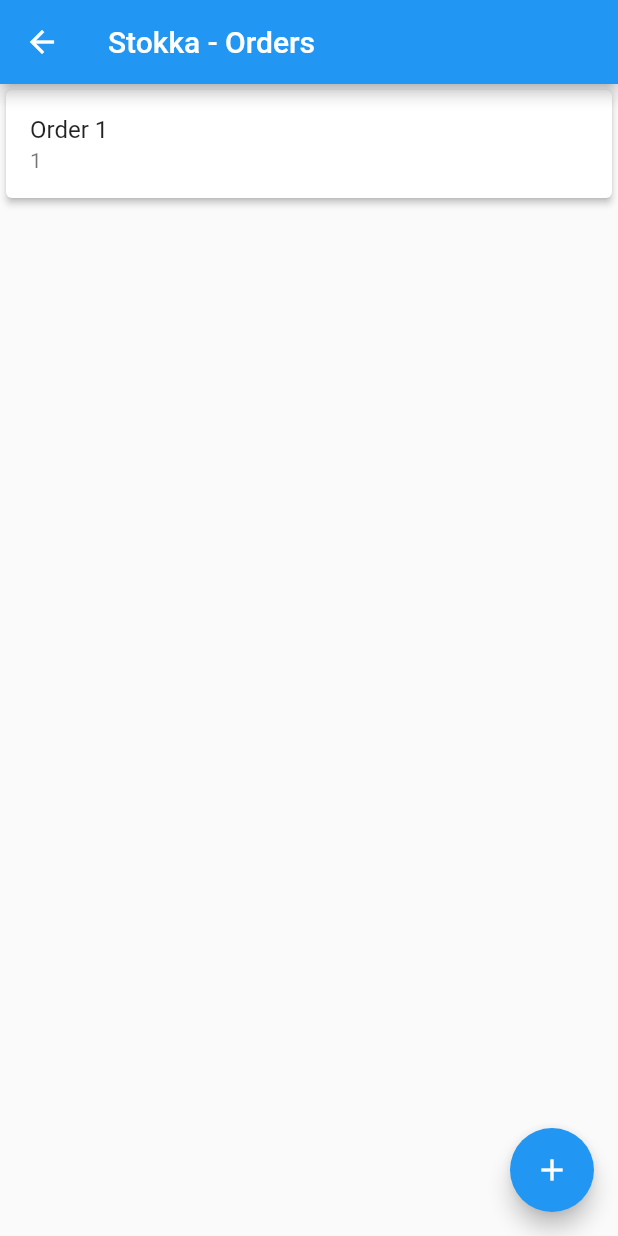
After one commit to bwhitecr/stokka, a Flutter app: the _OrderListPageWidget screen opened directly, after a tap on the "add" icon, on a phone screen of 412 x 824 dp. The commit adds this screen. Run offline on Flutter 3.47's test engine with Material 2 defaults, Android fonts, the phone set to English and light mode, and no system bars.

Commit message:
Added the ability to add multiple orders.

```diff
--- a/lib/ordering/order.dart
+++ b/lib/ordering/order.dart
@@ -3,10 +3,10 @@ import './orderLineItem.dart';
 class Order {
   int _lineId;
   int orderNumber;
+  String description;
   List<OrderLineItem> orderedLines;
 
-  Order() {
-    orderNumber = 1;
+  Order({this.orderNumber, this.description}) {
     orderedLines = new List<OrderLineItem>();
     _lineId = 1;
   }
@@ -20,6 +20,4 @@ class Order {
     orderedLines.add(prod);
     return prod;
   }
-
-  String get description => 'Order: $orderNumber';
 }
--- a/lib/ordering/orderDataSource.dart
+++ b/lib/ordering/orderDataSource.dart
@@ -3,7 +3,11 @@ import './order.dart';
 import './orderLineItem.dart';
 
 class OrderDataSource extends DataTableSource {
-  Order _order = new Order();
+  Order _order;
+
+  OrderDataSource(Order order) {
+    this._order = order;
+  }
 
   OrderLineItem addRow(String productCode, num quantity) {
     var product = _order.orderProduct(productCode, quantity);
--- /dev/null
+++ b/lib/pages/orderListPage.dart
@@ -0,0 +1,59 @@
+import 'package:flutter/material.dart';
+import '../ordering/order.dart';
+import './orderPage.dart';
+
+class OrderListPage extends MaterialPageRoute<Null> {
+  OrderListPage()
+      : super(builder: (BuildContext context) => new _OrderListPageWidget());
+}
+
+class _OrderListPageWidget extends StatefulWidget {
+  @override
+  _OrderListDetailState createState() => new _OrderListDetailState();
+}
+
+class _OrderListDetailState extends State<_OrderListPageWidget> {
+  List<Order> _orders = new List<Order>();
+
+  void _addOrder(String description) {
+    setState(() {
+      String orderName = description;
+      if (orderName.length == 0) {
+        orderName = "Order " + (_orders.length + 1).toString();
+      }
+      _orders.add(
+          new Order(orderNumber: _orders.length + 1, description: orderName));
+    });
+  }
+
+  @override
+  Widget build(BuildContext context) {
+    return new Scaffold(
+      appBar: new AppBar(
+        title: new Text("Stokka - Orders"),
+      ),
+      body: new Center(
+        child: new ListView.builder(
+            itemCount: _orders.length,
+            itemBuilder: (context, index) {
+              return new Card(
+                child: new ListTile(
+                  subtitle: new Text(_orders[index].orderNumber.toString()),
+                  title: new Text(_orders[index].description),
+                  onTap: () =>
+                      Navigator.push(context, new OrderPage(_orders[index])),
+                ),
+                elevation: 2.0,
+              );
+            },
+          ),
+        ),
+
+      floatingActionButton: new FloatingActionButton(
+        onPressed: () => _addOrder(""),
+        tooltip: 'New Order',
+        child: new Icon(Icons.add),
+      ),
+    );
+  }
+}
--- a/lib/pages/orderPage.dart
+++ b/lib/pages/orderPage.dart
@@ -1,21 +1,30 @@
 import 'package:flutter/material.dart';
 import 'dart:math';
+import '../ordering/order.dart';
 import '../ordering/OrderDataSource.dart';
 
-class OrderPage extends MaterialPageRoute<Null> {
-  OrderPage()
-      : super(builder: (BuildContext context) => new _OrderPageWidget());
+class OrderPage extends MaterialPageRoute<Order> {
+  OrderPage(Order order)
+      : super(builder: (BuildContext context) => new _OrderPageWidget(order));
 }
 
 class _OrderPageWidget extends StatefulWidget {
+  final Order order;
+
+  _OrderPageWidget(this.order);
+
   @override
-  _OrderDetailState createState() => new _OrderDetailState();
+  _OrderDetailState createState() => new _OrderDetailState(order);
 }
 
 class _OrderDetailState extends State<_OrderPageWidget> {
   int _counter = 10000;
   Random _random = new Random(654);
-  OrderDataSource _dataSource = new OrderDataSource();
+  OrderDataSource _dataSource;
+
+  _OrderDetailState(Order order) {
+    _dataSource = new OrderDataSource(order);
+  }
 
   void _incrementCounter() {
     setState(() {
```
Also changed, not shown: lib/pages/homePage.dart (+6 -9 lines).
